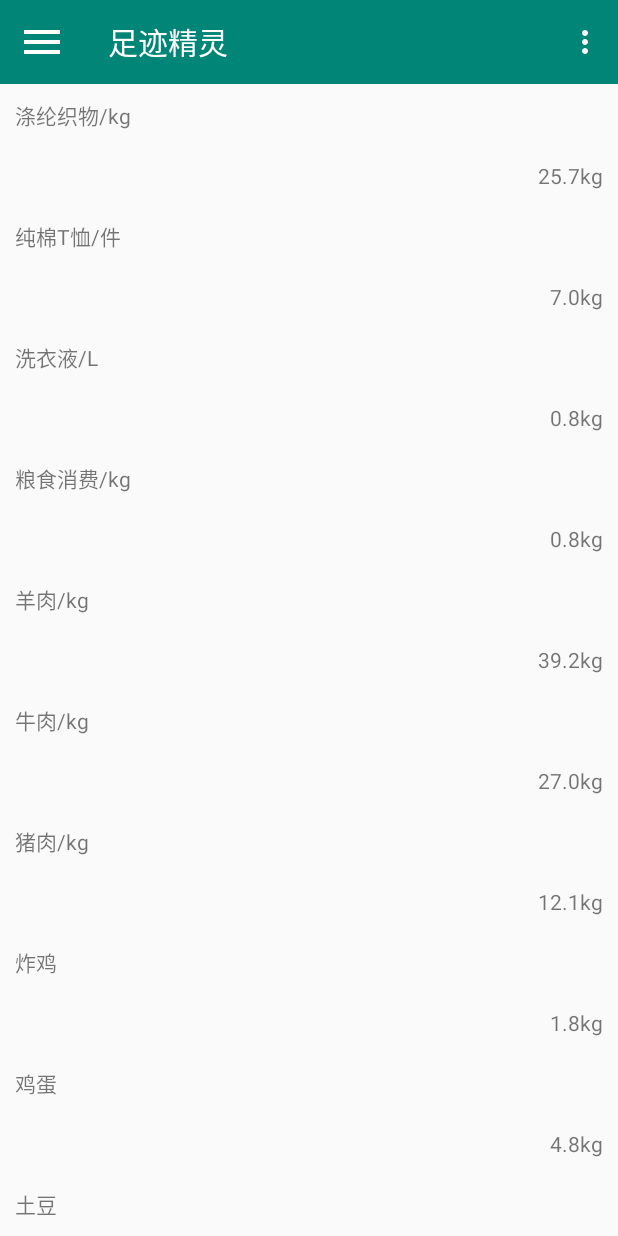
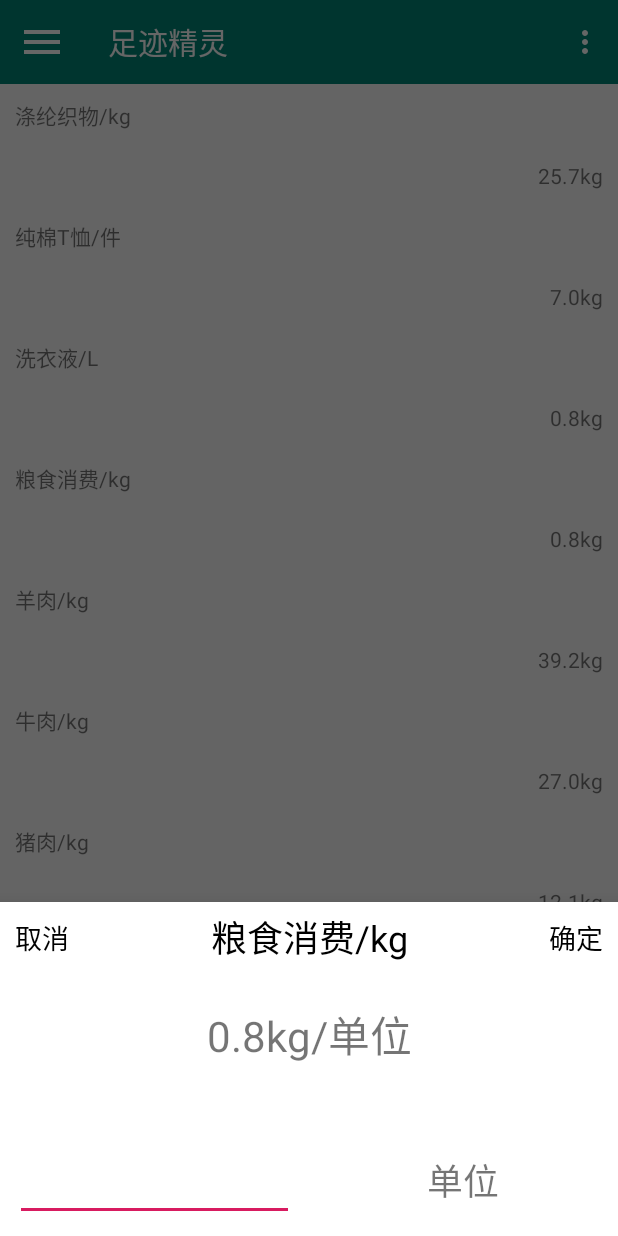
Before and after one commit to z1514/footMemory, an Android app: the fragment AddListFragment placed in its activity, after a tap on "粮食消费/kg", on a phone screen of 412 x 824 dp. Run offline under Robolectric (Android 15) with nearby library versions, the phone set to English and light mode, and no system bars; libraries missing offline, so code that uses them is left out: me.shaohui.bottomdialog, org.litepal, org.litepal.crud, org.litepal.tablemanager; 4 statements that could not run were skipped.

Commit message:
数据库连接完成，添加视图完成，时间判断以及数据显示完成

```diff
--- a/app/build.gradle
+++ b/app/build.gradle
@@ -30,4 +30,7 @@ dependencies {
     implementation 'de.hdodenhof:circleimageview:3.0.1'
     implementation 'androidx.recyclerview:recyclerview:1.1.0-beta04'
     implementation 'org.litepal.android:java:3.0.0'
+    implementation 'me.shaohui:bottomdialog:1.1.9'
+    implementation 'com.afollestad.material-dialogs:core:3.1.1'
+    implementation 'com.afollestad.material-dialogs:bottomsheets:3.1.1'
 }
--- a/app/src/main/java/com/example/footmemory/AddListFragment.java
+++ b/app/src/main/java/com/example/footmemory/AddListFragment.java
@@ -128,4 +128,5 @@ public class AddListFragment extends Fragment {
 
 
     }
+
 }
--- a/app/src/main/java/com/example/footmemory/MainActivity.java
+++ b/app/src/main/java/com/example/footmemory/MainActivity.java
@@ -31,6 +31,7 @@ import java.util.List;
 public class MainActivity extends AppCompatActivity {
 
     private DrawerLayout mDrawerLayout;
+    public NavigationView navView;
 
     @Override
     protected void onCreate(Bundle savedInstanceState) {
@@ -39,7 +40,7 @@ public class MainActivity extends AppCompatActivity {
         Toolbar toolbar = (Toolbar)findViewById(R.id.toolbar);
         setSupportActionBar(toolbar);
         mDrawerLayout = (DrawerLayout)findViewById(R.id.drawer_layout);
-        NavigationView navView = (NavigationView)findViewById(R.id.nav_view);
+        navView = (NavigationView)findViewById(R.id.nav_view);
         ActionBar actionBar = getSupportActionBar();
         final FloatingActionButton floatingActionButton = (FloatingActionButton)findViewById(R.id.fab);
         replaceFragment(new MainContentFragment());
@@ -107,9 +108,16 @@ public class MainActivity extends AppCompatActivity {
     {
         FragmentManager fragmentManager = getSupportFragmentManager();
         FragmentTransaction transaction = fragmentManager.beginTransaction();
+        if(fragment instanceof AddListFragment)
+        {transaction.setTransition(FragmentTransaction.TRANSIT_FRAGMENT_OPEN);}
+        else
+        {
+            transaction.setTransition(FragmentTransaction.TRANSIT_NONE);
+        }
         transaction.replace(R.id.main_fragment,fragment);
         transaction.commit();
     }
 
 
+
 }
--- a/app/src/main/java/com/example/footmemory/MainContentFragment.java
+++ b/app/src/main/java/com/example/footmemory/MainContentFragment.java
@@ -1,11 +1,14 @@
 package com.example.footmemory;
 
 import android.os.Bundle;
+import android.os.SystemClock;
+import android.provider.Settings;
 import android.view.LayoutInflater;
 import android.view.View;
 import android.view.ViewGroup;
 import android.widget.Button;
 import android.widget.LinearLayout;
+import android.widget.Toast;
 
 import androidx.annotation.NonNull;
 import androidx.annotation.Nullable;
@@ -19,6 +22,8 @@ import com.example.footmemory.db.MyItem;
 import com.example.footmemory.util.TraceItem;
 import com.example.footmemory.util.TraceItemAdapter;
 import com.google.android.material.floatingactionbutton.FloatingActionButton;
+
+import org.litepal.LitePal;
 
 import java.util.ArrayList;
 import java.util.Date;
@@ -45,18 +50,20 @@ public class MainContentFragment extends Fragment {
                 //initList();
                 //adapter.notifyItemInserted(traceItemList.size()-1);
                 //Thread.currentThread().sleep(1000);
-                MyItem item = new MyItem();
-                item.setAmount(100);
-                item.setName("米饭");
-                Date date = new Date();
-                item.setTime(date.getTime());
-                item.save();
-                Item item1 = new Item();
-                item1.setAmount(100);
-                item1.setItemName("米饭");
-                item1.save();
+//                MyItem item = new MyItem();
+//                item.setAmount(100);
+//                item.setName("米饭");
+//                Date date = new Date();
+//                item.setTime(date.getTime());
+//                item.save();
+//                Item item1 = new Item();
+//                item1.setAmount(100);
+//                item1.setItemName("米饭");
+//                item1.save();
+
                 MainActivity mainActivity=(MainActivity)getActivity();
                 mainActivity.replaceFragment(new AddListFragment());
+                mainActivity.navView.setCheckedItem(R.id.nav_cal);
 
             }
         });
@@ -65,11 +72,23 @@ public class MainContentFragment extends Fragment {
 
     private void initList()
     {
-        TraceItem d1 = new TraceItem("米饭",200);
-        traceItemList.add(d1);
-        TraceItem d2 = new TraceItem("意大利面",1000);
-        traceItemList.add(d2);
-        TraceItem d3 = new TraceItem("跑步",250);
-        traceItemList.add(d3);
+        //获取时间
+        long date = getDate();
+        List<MyItem> list = LitePal.where("time>=? and time <?",""+date,""+date+24 * 3600 * 1000).find(MyItem.class);
+        for (MyItem item:list)
+        {
+            traceItemList.add(new TraceItem(item.getName(),item.getAmount()));
+        }
+
+    }
+
+    private long getDate()
+    {
+        Date date = new Date();
+        date.setHours(0);
+        date.setMinutes(0);
+        date.setSeconds(0);
+        return date.getTime();
+
     }
 }
--- a/app/src/main/java/com/example/footmemory/util/InnerItemAdapter.java
+++ b/app/src/main/java/com/example/footmemory/util/InnerItemAdapter.java
@@ -1,8 +1,10 @@
 package com.example.footmemory.util;
 
+import android.text.Layout;
 import android.view.LayoutInflater;
 import android.view.View;
 import android.view.ViewGroup;
+import android.widget.EditText;
 import android.widget.TextView;
 import android.widget.Toast;
 
@@ -11,8 +13,15 @@ import androidx.recyclerview.widget.RecyclerView;
 
 import com.example.footmemory.MainActivity;
 import com.example.footmemory.R;
+import com.example.footmemory.db.MyItem;
+import com.google.android.material.bottomsheet.BottomSheetDialog;
 
+import org.w3c.dom.Text;
+
+import java.util.Date;
 import java.util.List;
+
+import me.shaohui.bottomdialog.BottomDialog;
 
 public class InnerItemAdapter extends RecyclerView.Adapter<InnerItemAdapter.ViewHolder>{
     private List<InnerItem> mInnerList;
@@ -36,15 +45,70 @@ public class InnerItemAdapter extends RecyclerView.Adapter<InnerItemAdapter.View
 
     @NonNull
     @Override
-    public InnerItemAdapter.ViewHolder onCreateViewHolder(@NonNull ViewGroup parent, int viewType) {
+    public InnerItemAdapter.ViewHolder onCreateViewHolder(@NonNull final ViewGroup parent, int viewType) {
         View view = LayoutInflater.from(parent.getContext()).inflate(R.layout.inner_item,parent,false);
         final  ViewHolder holder = new ViewHolder(view);
         holder.itemView.setOnClickListener(new View.OnClickListener() {
             @Override
             public void onClick(View view) {
                 int position = holder.getAdapterPosition();
-                InnerItem innerItem = mInnerList.get(position);
-                Toast.makeText(view.getContext(),innerItem.getName(),Toast.LENGTH_SHORT).show();
+                final InnerItem innerItem = mInnerList.get(position);
+                //Toast.makeText(view.getContext(),innerItem.getName(),Toast.LENGTH_SHORT).show();
+                //BottomDialog.create()
+                final BottomSheetDialog dialog = new BottomSheetDialog(parent.getContext());
+                View v = LayoutInflater.from(parent.getContext()).inflate(R.layout.pop_win,null);
+                TextView title = (TextView)v.findViewById(R.id.title_text);
+                TextView back = (TextView)v.findViewById(R.id.title_back);
+                TextView sure = (TextView)v.findViewById(R.id.title_sure);
+                TextView base = (TextView)v.findViewById(R.id.pop_base);
+                final EditText amount = (EditText)v.findViewById(R.id.pop_amount);
+                title.setText(innerItem.getName());
+                base.setText(""+innerItem.getBase()+"kg/单位");
+
+                dialog.setContentView(v);
+                dialog.setCanceledOnTouchOutside(true);
+                dialog.show();
+                back.setOnClickListener(new View.OnClickListener() {
+                    @Override
+                    public void onClick(View view) {
+                        Toast.makeText(view.getContext(),"已取消",Toast.LENGTH_SHORT).show();
+                        dialog.hide();
+                    }
+                });
+                sure.setOnClickListener(new View.OnClickListener() {
+                    @Override
+                    public void onClick(View view) {
+                        if (amount.getText().length()==0)
+                            return;
+                        double a;
+                        try {
+                            a = Double.valueOf(amount.getText().toString());
+                        }
+                        catch (Exception e)
+                        {
+                            Toast.makeText(view.getContext(),"请输入合法的数字",Toast.LENGTH_SHORT).show();
+                            return;
+                        }
+
+                        if(a<=0)
+                        {
+                            Toast.makeText(view.getContext(),"请输入正数",Toast.LENGTH_SHORT).show();
+                            return;
+                        }
+
+                        MyItem item = new MyItem();
+                        Date date = new Date();
+                        item.setTime(date.getTime());
+                        item.setName(innerItem.getName());
+                        item.setAmount(innerItem.getBase()*a);
+                        item.save();
+                        Toast.makeText(view.getContext(),"已经存储",Toast.LENGTH_SHORT).show();
+                        dialog.hide();
+                        return;
+
+                    }
+                });
+
             }
         });
 
--- /dev/null
+++ b/app/src/main/res/layout/pop_win.xml
@@ -0,0 +1,46 @@
+<?xml version="1.0" encoding="utf-8"?>
+<LinearLayout xmlns:android="http://schemas.android.com/apk/res/android"
+    android:layout_width="match_parent"
+    android:layout_height="match_parent"
+    android:orientation="vertical">
+<include layout="@layout/title_layout"/>
+<LinearLayout
+    android:orientation="vertical"
+    android:layout_width="match_parent"
+    android:layout_height="wrap_content"
+    android:layout_marginTop="20dp">
+
+    <TextView
+        android:id="@+id/pop_base"
+        android:layout_width="match_parent"
+        android:layout_height="wrap_content"
+        android:background="#ffffff"
+        android:gravity="center"
+        android:text="碳消耗量"
+        android:textSize="28sp"/>
+
+    <LinearLayout
+        android:orientation="horizontal"
+        android:layout_marginTop="40dp"
+        android:layout_width="match_parent"
+        android:layout_height="wrap_content">
+        <EditText
+            android:id="@+id/pop_amount"
+            android:layout_width="0dp"
+            android:layout_weight="1"
+            android:layout_height="wrap_content"
+            android:textSize="24sp"
+            android:layout_margin="10dp"/>
+
+        <TextView
+            android:layout_width="0dp"
+            android:layout_weight="1"
+            android:layout_height="wrap_content"
+            android:textSize="24dp"
+            android:text="单位"
+            android:gravity="center"
+            android:layout_margin="10dp"/>
+    </LinearLayout>
+
+</LinearLayout>
+</LinearLayout>
--- /dev/null
+++ b/app/src/main/res/layout/title_layout.xml
@@ -0,0 +1,39 @@
+<?xml version="1.0" encoding="utf-8"?>
+<LinearLayout xmlns:android="http://schemas.android.com/apk/res/android"
+    android:layout_width="match_parent"
+    android:layout_height="wrap_content"
+    android:background="#ffffff">
+
+    <TextView
+        android:id="@+id/title_back"
+        android:layout_width="wrap_content"
+        android:layout_height="wrap_content"
+        android:gravity="center"
+        android:text="取消"
+        android:textSize="18sp"
+        android:background="#ffffff"
+        android:layout_margin="10dp"
+        android:textColor="#000000"/>
+
+    <TextView
+        android:id="@+id/title_text"
+        android:layout_width="0dp"
+        android:layout_height="wrap_content"
+        android:layout_gravity="center"
+        android:layout_weight="1"
+        android:gravity="center"
+        android:text="Title"
+        android:textColor="#000000"
+        android:textSize="24sp"/>
+
+    <TextView
+        android:id="@+id/title_sure"
+        android:layout_width="wrap_content"
+        android:layout_height="wrap_content"
+        android:layout_margin="10dp"
+        android:textSize="18sp"
+        android:background="#ffffff"
+        android:text="确定"
+        android:textColor="#000000"/>
+
+</LinearLayout>
```
